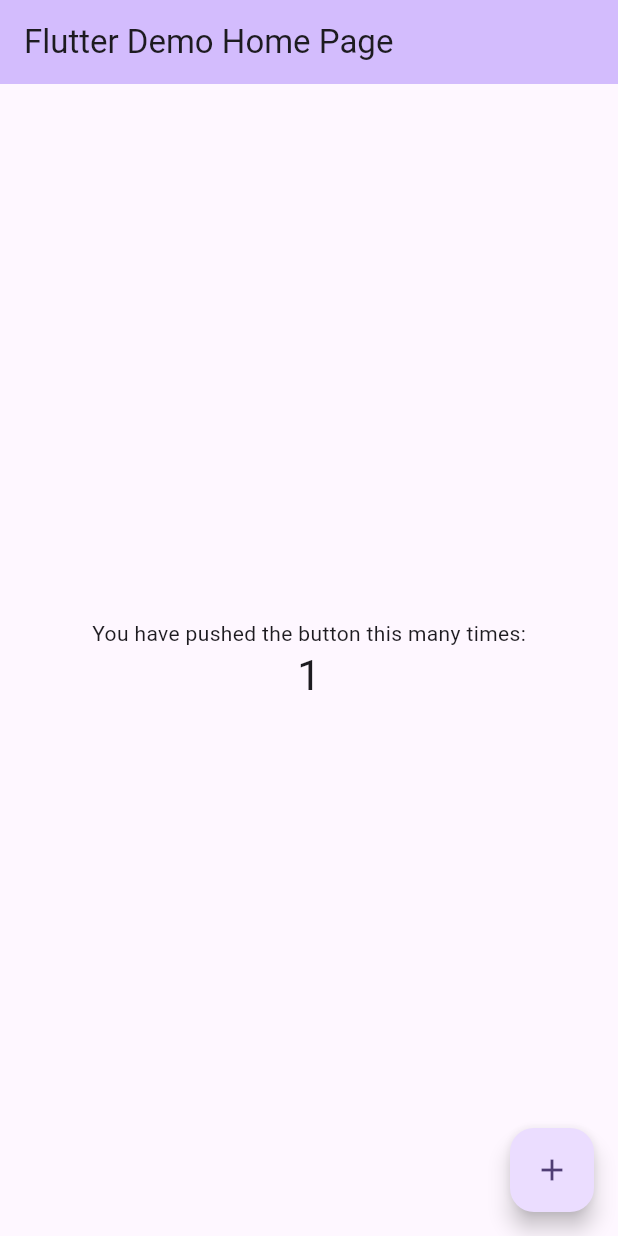
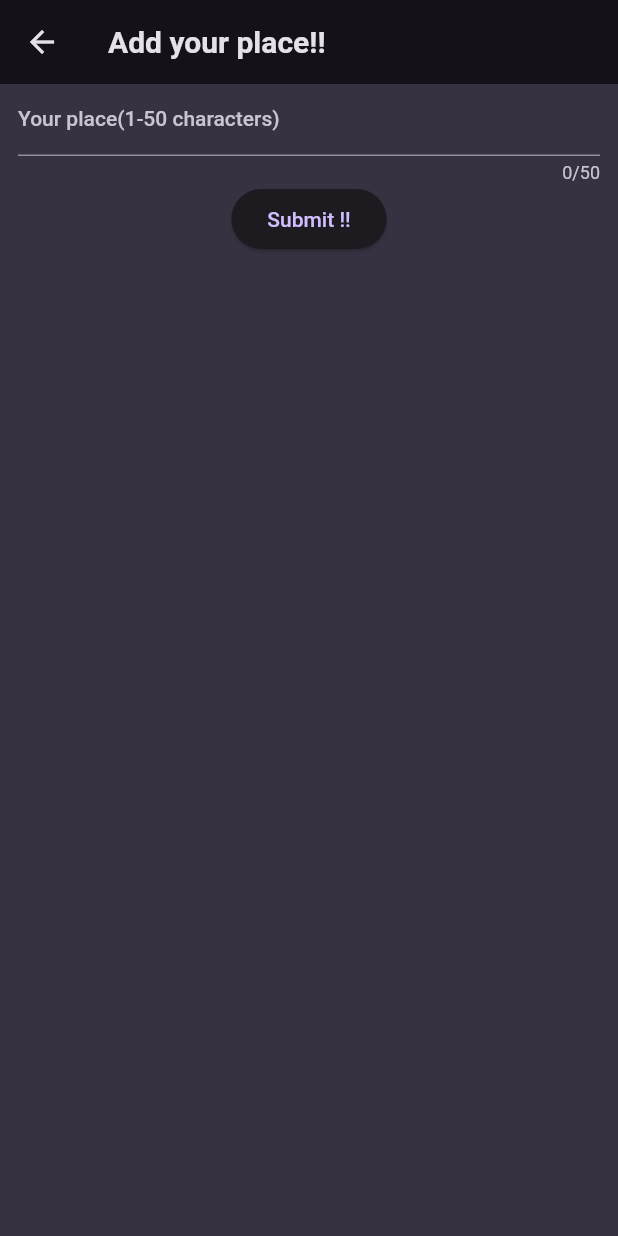
Before and after one commit to vucongtuananh/favorite-place-app, a Flutter app: the screen it shows after launch, after a tap on the "add" icon, on a phone screen of 412 x 824 dp. Run offline on Flutter 3.47's test engine with Material 2 defaults, Android fonts, the phone set to English and light mode, and no system bars; our stand-ins replace flutter_riverpod, google_fonts.

Commit message:
done challenge

```diff
--- a/lib/main.dart
+++ b/lib/main.dart
@@ -1,125 +1,43 @@
+import 'package:favorite_place_app/screens/your_places.dart';
 import 'package:flutter/material.dart';
+import 'package:flutter_riverpod/flutter_riverpod.dart';
+
+import 'package:google_fonts/google_fonts.dart';
+
+final colorScheme = ColorScheme.fromSeed(
+  brightness: Brightness.dark,
+  seedColor: const Color.fromARGB(255, 102, 6, 247),
+  background: const Color.fromARGB(255, 56, 49, 66),
+);
+
+final theme = ThemeData().copyWith(
+  useMaterial3: true,
+  scaffoldBackgroundColor: colorScheme.background,
+  colorScheme: colorScheme,
+  textTheme: GoogleFonts.ubuntuCondensedTextTheme().copyWith(
+    titleSmall: GoogleFonts.ubuntuCondensed(
+      fontWeight: FontWeight.bold,
+    ),
+    titleMedium: GoogleFonts.ubuntuCondensed(
+      fontWeight: FontWeight.bold,
+    ),
+    titleLarge: GoogleFonts.ubuntuCondensed(
+      fontWeight: FontWeight.bold,
+    ),
+  ),
+);
 
 void main() {
-  runApp(const MyApp());
+  runApp(
+    const ProviderScope(child: MyApp()),
+  );
 }
 
 class MyApp extends StatelessWidget {
-  const MyApp({super.key});
-
-  // This widget is the root of your application.
-  @override
-  Widget build(BuildContext context) {
-    return MaterialApp(
-      title: 'Flutter Demo',
-      theme: ThemeData(
-        // This is the theme of your application.
-        //
-        // TRY THIS: Try running your application with "flutter run". You'll see
-        // the application has a blue toolbar. Then, without quitting the app,
-        // try changing the seedColor in the colorScheme below to Colors.green
-        // and then invoke "hot reload" (save your changes or press the "hot
-        // reload" button in a Flutter-supported IDE, or press "r" if you used
-        // the command line to start the app).
-        //
-        // Notice that the counter didn't reset back to zero; the application
-        // state is not lost during the reload. To reset the state, use hot
-        // restart instead.
-        //
-        // This works for code too, not just values: Most code changes can be
-        // tested with just a hot reload.
-        colorScheme: ColorScheme.fromSeed(seedColor: Colors.deepPurple),
-        useMaterial3: true,
-      ),
-      home: const MyHomePage(title: 'Flutter Demo Home Page'),
-    );
-  }
-}
-
-class MyHomePage extends StatefulWidget {
-  const MyHomePage({super.key, required this.title});
-
-  // This widget is the home page of your application. It is stateful, meaning
-  // that it has a State object (defined below) that contains fields that affect
-  // how it looks.
-
-  // This class is the configuration for the state. It holds the values (in this
-  // case the title) provided by the parent (in this case the App widget) and
-  // used by the build method of the State. Fields in a Widget subclass are
-  // always marked "final".
-
-  final String title;
-
-  @override
-  State<MyHomePage> createState() => _MyHomePageState();
-}
-
-class _MyHomePageState extends State<MyHomePage> {
-  int _counter = 0;
-
-  void _incrementCounter() {
-    setState(() {
-      // This call to setState tells the Flutter framework that something has
-      // changed in this State, which causes it to rerun the build method below
-      // so that the display can reflect the updated values. If we changed
-      // _counter without calling setState(), then the build method would not be
-      // called again, and so nothing would appear to happen.
-      _counter++;
-    });
-  }
+  const MyApp({Key? key}) : super(key: key);
 
   @override
   Widget build(BuildContext context) {
-    // This method is rerun every time setState is called, for instance as done
-    // by the _incrementCounter method above.
-    //
-    // The Flutter framework has been optimized to make rerunning build methods
-    // fast, so that you can just rebuild anything that needs updating rather
-    // than having to individually change instances of widgets.
-    return Scaffold(
-      appBar: AppBar(
-        // TRY THIS: Try changing the color here to a specific color (to
-        // Colors.amber, perhaps?) and trigger a hot reload to see the AppBar
-        // change color while the other colors stay the same.
-        backgroundColor: Theme.of(context).colorScheme.inversePrimary,
-        // Here we take the value from the MyHomePage object that was created by
-        // the App.build method, and use it to set our appbar title.
-        title: Text(widget.title),
-      ),
-      body: Center(
-        // Center is a layout widget. It takes a single child and positions it
-        // in the middle of the parent.
-        child: Column(
-          // Column is also a layout widget. It takes a list of children and
-          // arranges them vertically. By default, it sizes itself to fit its
-          // children horizontally, and tries to be as tall as its parent.
-          //
-          // Column has various properties to control how it sizes itself and
-          // how it positions its children. Here we use mainAxisAlignment to
-          // center the children vertically; the main axis here is the vertical
-          // axis because Columns are vertical (the cross axis would be
-          // horizontal).
-          //
-          // TRY THIS: Invoke "debug painting" (choose the "Toggle Debug Paint"
-          // action in the IDE, or press "p" in the console), to see the
-          // wireframe for each widget.
-          mainAxisAlignment: MainAxisAlignment.center,
-          children: <Widget>[
-            const Text(
-              'You have pushed the button this many times:',
-            ),
-            Text(
-              '$_counter',
-              style: Theme.of(context).textTheme.headlineMedium,
-            ),
-          ],
-        ),
-      ),
-      floatingActionButton: FloatingActionButton(
-        onPressed: _incrementCounter,
-        tooltip: 'Increment',
-        child: const Icon(Icons.add),
-      ), // This trailing comma makes auto-formatting nicer for build methods.
-    );
+    return MaterialApp(title: 'Great Places', theme: theme, home: const YourPlaces());
   }
 }
--- /dev/null
+++ b/lib/providers/list_places_provider.dart
@@ -0,0 +1,13 @@
+import 'package:flutter_riverpod/flutter_riverpod.dart';
+
+class ListPlacesProvider extends StateNotifier<List<String>> {
+  ListPlacesProvider() : super([]);
+
+  void addPlace(String placeName) {
+    state = [...state, placeName];
+  }
+}
+
+final listPlacesProvider = StateNotifierProvider<ListPlacesProvider, List<String>>((ref) {
+  return ListPlacesProvider();
+});
--- /dev/null
+++ b/lib/screens/add_places.dart
@@ -0,0 +1,54 @@
+import 'package:favorite_place_app/providers/list_places_provider.dart';
+import 'package:flutter/material.dart';
+import 'package:flutter_riverpod/flutter_riverpod.dart';
+
+class AddPlaces extends ConsumerStatefulWidget {
+  const AddPlaces({super.key});
+
+  @override
+  ConsumerState<AddPlaces> createState() => _AddPlacesState();
+}
+
+class _AddPlacesState extends ConsumerState<AddPlaces> {
+  var _placeName = "";
+  final _formKey = GlobalKey<FormState>();
+
+  @override
+  Widget build(BuildContext context) {
+    final listPlace = ref.watch(listPlacesProvider.notifier);
+    return Scaffold(
+      appBar: AppBar(
+        title: const Text("Add your place!!"),
+      ),
+      body: Form(
+          key: _formKey,
+          child: Padding(
+            padding: const EdgeInsets.symmetric(horizontal: 12),
+            child: Column(children: [
+              TextFormField(
+                validator: (value) {
+                  if (value == null || value.isEmpty || value.trim().length >= 50) {
+                    return "No ok bro";
+                  }
+                },
+                style: TextStyle(color: Theme.of(context).colorScheme.onBackground),
+                onSaved: (newValue) {
+                  _placeName = newValue!;
+                },
+                maxLength: 50,
+                decoration: const InputDecoration(label: Text("Your place(1-50 characters)")),
+              ),
+              ElevatedButton(
+                  onPressed: () {
+                    if (_formKey.currentState!.validate()) {
+                      _formKey.currentState!.save();
+                      listPlace.addPlace(_placeName);
+                      Navigator.pop(context);
+                    }
+                  },
+                  child: const Text("Submit !!"))
+            ]),
+          )),
+    );
+  }
+}
--- /dev/null
+++ b/lib/screens/your_places.dart
@@ -0,0 +1,65 @@
+import 'package:favorite_place_app/providers/list_places_provider.dart';
+import 'package:favorite_place_app/screens/add_places.dart';
+import 'package:favorite_place_app/screens/place_details.dart';
+import 'package:flutter/material.dart';
+import 'package:flutter_riverpod/flutter_riverpod.dart';
+
+class YourPlaces extends ConsumerWidget {
+  const YourPlaces({super.key});
+
+  @override
+  Widget build(BuildContext context, ref) {
+    final listPlaces = ref.watch(listPlacesProvider);
+    bool isBlank = listPlaces.isEmpty;
+    Widget content = Center(
+      child: Text(
+        "No places added yet!!",
+        style: Theme.of(context).textTheme.titleLarge!.copyWith(color: Theme.of(context).colorScheme.onBackground),
+      ),
+    );
+    if (!isBlank) {
+      content = ListView.builder(
+        itemBuilder: (context, index) {
+          return InkWell(
+            onTap: () {
+              Navigator.push(
+                  context,
+                  MaterialPageRoute(
+                    builder: (context) => PlaceDetails(
+                      titleAppBar: listPlaces[index],
+                    ),
+                  ));
+            },
+            child: Container(
+              margin: const EdgeInsets.symmetric(horizontal: 8, vertical: 10),
+              padding: const EdgeInsets.all(12),
+              decoration: BoxDecoration(color: Theme.of(context).colorScheme.onSurface, borderRadius: BorderRadius.circular(12)),
+              child: Text(
+                listPlaces[index],
+                style: Theme.of(context).textTheme.bodyLarge!.copyWith(color: Theme.of(context).colorScheme.background),
+              ),
+            ),
+          );
+        },
+        itemCount: listPlaces.length,
+      );
+    }
+    return Scaffold(
+      appBar: AppBar(
+        title: const Text("Your places"),
+        actions: [
+          IconButton(
+              onPressed: () {
+                Navigator.push(
+                    context,
+                    MaterialPageRoute(
+                      builder: (context) => const AddPlaces(),
+                    ));
+              },
+              icon: const Icon(Icons.add))
+        ],
+      ),
+      body: content,
+    );
+  }
+}
--- a/pubspec.yaml
+++ b/pubspec.yaml
@@ -35,6 +35,8 @@ dependencies:
   # The following adds the Cupertino Icons font to your application.
   # Use with the CupertinoIcons class for iOS style icons.
   cupertino_icons: ^1.0.2
+  google_fonts: ^6.1.0
+  flutter_riverpod: ^2.4.5
 
 dev_dependencies:
   flutter_test:
```
Also changed, not shown: lib/screens/place_details.dart (added, +14 -0 lines), pubspec.lock, 1 other file.
